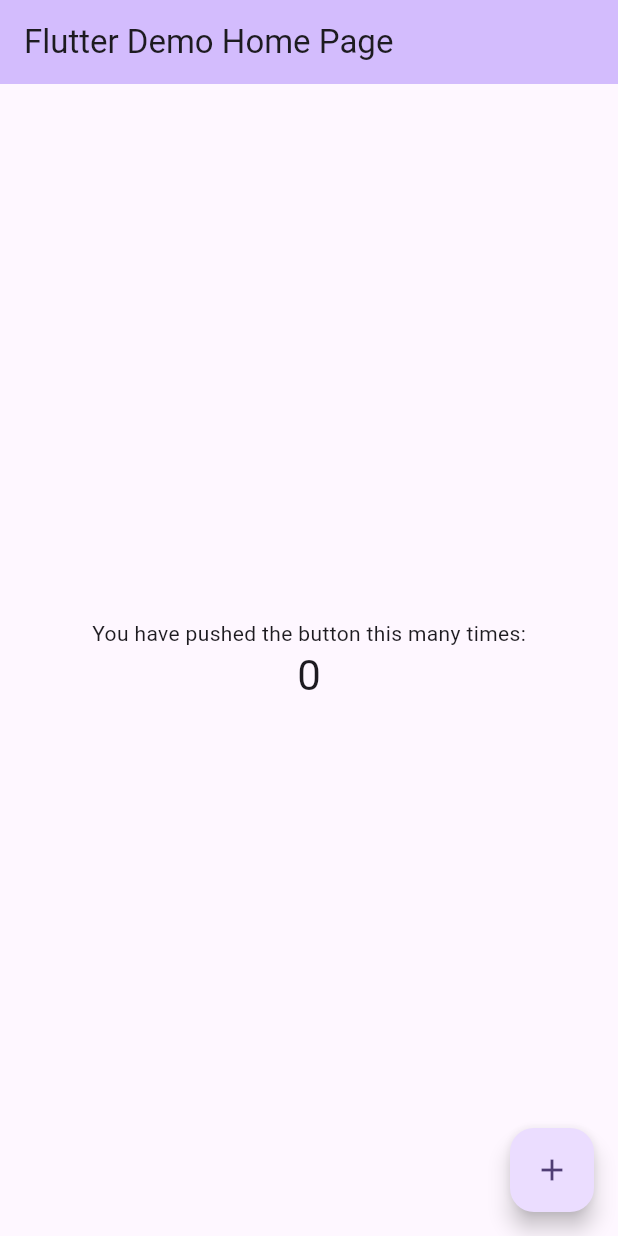
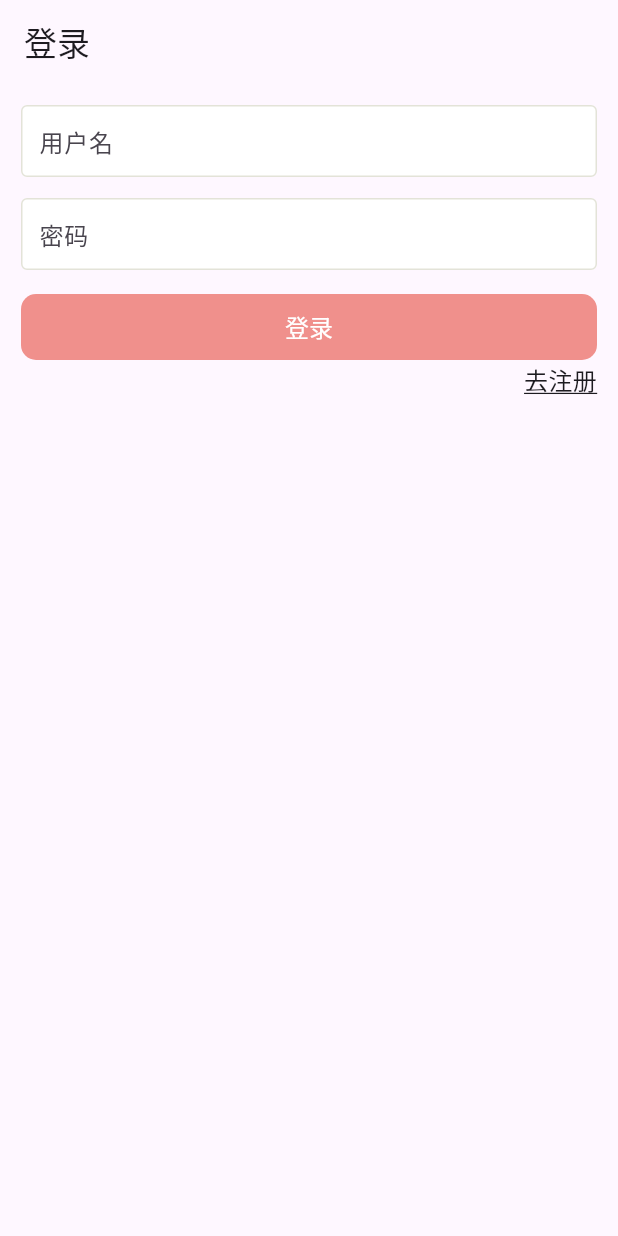
Before and after one commit to mietl/wan_flutter, a Flutter app: the screen it shows after launch, on a phone screen of 412 x 824 dp. Run offline on Flutter 3.47's test engine with Material 3 defaults, Android fonts, the light colour scheme and no system bars; our stand-ins replace dio.

Commit message:
feat: add home drawer and  login view

```diff
--- /dev/null
+++ b/lib/common/utils/api_constant.dart
@@ -0,0 +1,3 @@
+class ApiConstant{
+  static String baseUrl = '1232';
+}
--- /dev/null
+++ b/lib/common/utils/settings.dart
@@ -0,0 +1 @@
+bool isDebug = true;
--- /dev/null
+++ b/lib/common/values/color.dart
@@ -0,0 +1,3 @@
+class WanColor {
+  // static const Color
+}
--- a/lib/main.dart
+++ b/lib/main.dart
@@ -1,4 +1,6 @@
 import 'package:flutter/material.dart';
+import 'package:wan_flutter/pages/login/index.dart';
+import './common/widget/avatar_drawer.dart';
 
 void main() {
   runApp(const MyApp());
@@ -7,46 +9,21 @@
 class MyApp extends StatelessWidget {
   const MyApp({super.key});
 
-  // This widget is the root of your application.
   @override
   Widget build(BuildContext context) {
     return MaterialApp(
-      title: 'Flutter Demo',
+      title: 'wan_flutter',
       theme: ThemeData(
-        // This is the theme of your application.
-        //
-        // TRY THIS: Try running your application with "flutter run". You'll see
-        // the application has a purple toolbar. Then, without quitting the app,
-        // try changing the seedColor in the colorScheme below to Colors.green
-        // and then invoke "hot reload" (save your changes or press the "hot
-        // reload" button in a Flutter-supported IDE, or press "r" if you used
-        // the command line to start the app).
-        //
-        // Notice that the counter didn't reset back to zero; the application
-        // state is not lost during the reload. To reset the state, use hot
-        // restart instead.
-        //
-        // This works for code too, not just values: Most code changes can be
-        // tested with just a hot reload.
         colorScheme: ColorScheme.fromSeed(seedColor: Colors.deepPurple),
         useMaterial3: true,
       ),
-      home: const MyHomePage(title: 'Flutter Demo Home Page'),
+      home: LoginPage()
     );
   }
 }
 
 class MyHomePage extends StatefulWidget {
   const MyHomePage({super.key, required this.title});
-
-  // This widget is the home page of your application. It is stateful, meaning
-  // that it has a State object (defined below) that contains fields that affect
-  // how it looks.
-
-  // This class is the configuration for the state. It holds the values (in this
-  // case the title) provided by the parent (in this case the App widget) and
-  // used by the build method of the State. Fields in a Widget subclass are
-  // always marked "final".
 
   final String title;
 
@@ -55,71 +32,25 @@
 }
 
 class _MyHomePageState extends State<MyHomePage> {
-  int _counter = 0;
-
-  void _incrementCounter() {
-    setState(() {
-      // This call to setState tells the Flutter framework that something has
-      // changed in this State, which causes it to rerun the build method below
-      // so that the display can reflect the updated values. If we changed
-      // _counter without calling setState(), then the build method would not be
-      // called again, and so nothing would appear to happen.
-      _counter++;
-    });
-  }
-
   @override
   Widget build(BuildContext context) {
-    // This method is rerun every time setState is called, for instance as done
-    // by the _incrementCounter method above.
-    //
-    // The Flutter framework has been optimized to make rerunning build methods
-    // fast, so that you can just rebuild anything that needs updating rather
-    // than having to individually change instances of widgets.
     return Scaffold(
       appBar: AppBar(
-        // TRY THIS: Try changing the color here to a specific color (to
-        // Colors.amber, perhaps?) and trigger a hot reload to see the AppBar
-        // change color while the other colors stay the same.
         backgroundColor: Theme.of(context).colorScheme.inversePrimary,
-        // Here we take the value from the MyHomePage object that was created by
-        // the App.build method, and use it to set our appbar title.
         title: Text(widget.title),
       ),
       body: Center(
-        // Center is a layout widget. It takes a single child and positions it
-        // in the middle of the parent.
         child: Column(
-          // Column is also a layout widget. It takes a list of children and
-          // arranges them vertically. By default, it sizes itself to fit its
-          // children horizontally, and tries to be as tall as its parent.
-          //
-          // Column has various properties to control how it sizes itself and
-          // how it positions its children. Here we use mainAxisAlignment to
-          // center the children vertically; the main axis here is the vertical
-          // axis because Columns are vertical (the cross axis would be
-          // horizontal).
-          //
-          // TRY THIS: Invoke "debug painting" (choose the "Toggle Debug Paint"
-          // action in the IDE, or press "p" in the console), to see the
-          // wireframe for each widget.
           mainAxisAlignment: MainAxisAlignment.center,
           children: <Widget>[
-            const Text(
-              'You have pushed the button this many times:',
-            ),
             Text(
-              '$_counter',
+              'text',
               style: Theme.of(context).textTheme.headlineMedium,
             ),
           ],
         ),
       ),
-      floatingActionButton: FloatingActionButton(
-        onPressed: _incrementCounter,
-        tooltip: 'Increment',
-        child: const Icon(Icons.add),
-      ), // This trailing comma makes auto-formatting nicer for build methods.
+      drawer: const AvatarDrawer(),
     );
   }
 }
--- /dev/null
+++ b/lib/pages/login/index.dart
@@ -0,0 +1,91 @@
+import 'dart:ui';
+
+import 'package:flutter/cupertino.dart';
+import 'package:flutter/material.dart';
+
+class LoginPage extends StatefulWidget{
+  const LoginPage({super.key});
+
+  @override
+  State<StatefulWidget> createState() {
+    return _LoginPageState();
+  }
+}
+
+
+
+class _LoginPageState extends State<LoginPage> {
+  //边框样式
+  final OutlineInputBorder _outlineInputBorder = OutlineInputBorder(
+    gapPadding: 0,
+    borderSide: BorderSide(
+      color: Color(0xFFE3E3D8),
+    ),
+  );
+
+
+  InputDecoration getInputDecoration(String hintText){
+      return InputDecoration(
+        filled: true,
+        fillColor: Colors.white,
+        enabledBorder: _outlineInputBorder,
+        focusedBorder: _outlineInputBorder,
+        disabledBorder: _outlineInputBorder,
+        errorBorder: _outlineInputBorder,
+        isDense: true,
+        hintText: hintText,
+        floatingLabelBehavior: FloatingLabelBehavior.never
+    );
+  }
+
+
+  @override
+  Widget build(BuildContext context) {
+    return Scaffold(
+      appBar: AppBar(
+        title: const Text('登录'),
+      ),
+      body:  Padding(
+        padding: EdgeInsets.all(14),
+        child: Column(
+          children: [
+            TextField(
+              decoration: getInputDecoration('用户名'),
+            ),
+            const SizedBox( height: 14),
+            TextField(
+              decoration: getInputDecoration('密码'),
+              obscureText: true,
+            ),
+            const SizedBox(height: 14),
+            MaterialButton(
+              color: const Color(0xFFf0908c),
+              textColor: Colors.white,
+              minWidth: double.infinity,
+              height: 44,
+              shape: RoundedRectangleBorder(
+                borderRadius: BorderRadius.circular(10)
+              ),
+              elevation: 0,
+              onPressed: (){
+
+              },
+              child: const Text('登录',style: TextStyle(fontSize: 16)),
+            ),
+            Align(
+              alignment: Alignment.bottomRight,
+              child: GestureDetector(
+                onTap: (){
+                  print('register');
+                },
+                child: const Text('去注册',
+                    style: TextStyle(fontSize: 16,decoration: TextDecoration.underline)
+                ),
+              ),
+            )
+          ],
+        ),
+      )
+    );
+  }
+}
```
Also changed, not shown: lib/common/models/generic_model.dart (added, +33 -0 lines), lib/common/models/model.dart (added, +33 -0 lines), lib/common/utils/http_util.dart (+48 -1 lines), lib/common/widget/avatar_drawer.dart (added, +59 -0 lines), pubspec.yaml (+8 -3 lines), lib/common/index.dart (deleted), lib/common/models/generic_model.g.dart (added), lib/common/models/model.g.dart (added), lib/common/utils/json_serializable_test.dart (added), lib/common/utils/toast.dart (added), pubspec.lock, 13 other files.
